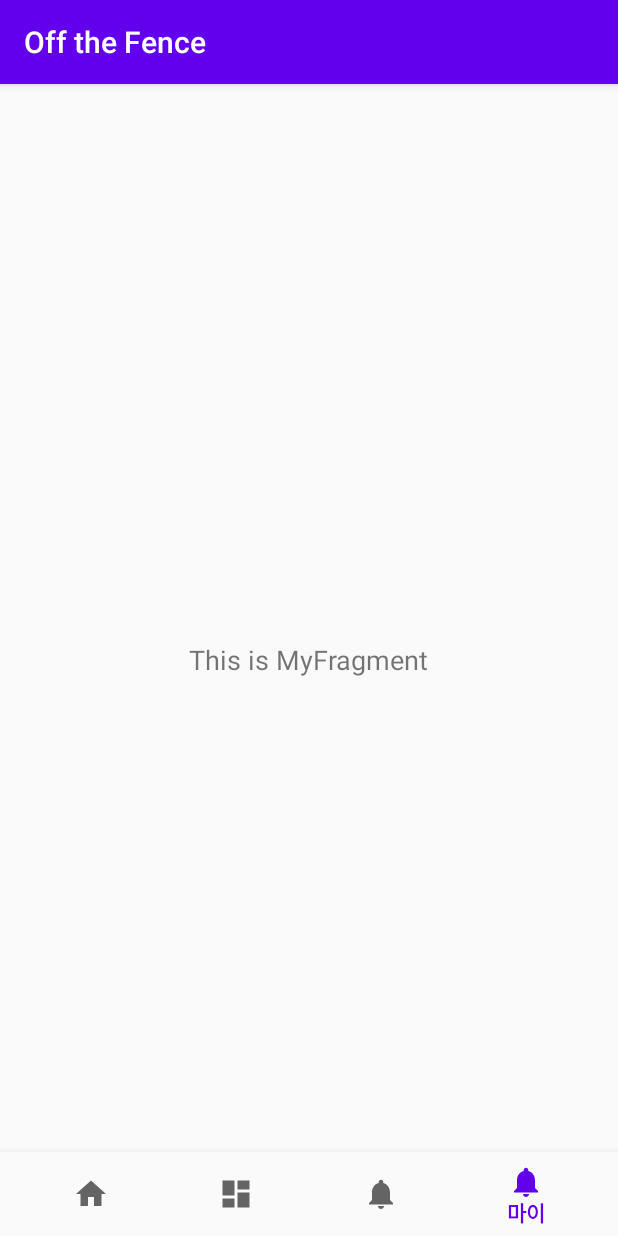
After one commit to sj0919/OTF, an Android app: the MyFragment screen opened through its navigation route, on a phone screen of 412 x 824 dp. The commit adds this screen. Run offline under Robolectric (Android 15) with nearby library versions, the phone set to English and light mode, and no system bars; our stand-ins replace navigation-ui.

Commit message:
네비게이션바 수정

```diff
--- a/app/src/main/java/com/example/week1/MainActivity.kt
+++ b/app/src/main/java/com/example/week1/MainActivity.kt
@@ -29,9 +29,8 @@ class MainActivity : AppCompatActivity() {
         // menu should be considered as top level destinations.
         val appBarConfiguration = AppBarConfiguration(
             setOf(
-                R.id.navigation_home, R.id.navigation_dashboard, R.id.navigation_notifications
+                R.id.navigation_home, R.id.navigation_dashboard, R.id.navigation_notifications, R.id.navigation_my)
             )
-        )
         setupActionBarWithNavController(navController, appBarConfiguration)
         navView.setupWithNavController(navController)
     }
--- /dev/null
+++ b/app/src/main/java/com/example/week1/ui/my/MyFragment.kt
@@ -0,0 +1,42 @@
+package com.example.week1.ui.my
+
+import android.os.Bundle
+import android.view.LayoutInflater
+import android.view.View
+import android.view.ViewGroup
+import android.widget.TextView
+import androidx.fragment.app.Fragment
+import androidx.lifecycle.ViewModelProvider
+import com.example.week1.databinding.FragmentMyBinding
+
+class MyFragment : Fragment() {
+
+    private var _binding: FragmentMyBinding? = null
+
+    // This property is only valid between onCreateView and
+    // onDestroyView.
+    private val binding get() = _binding!!
+
+    override fun onCreateView(
+        inflater: LayoutInflater,
+        container: ViewGroup?,
+        savedInstanceState: Bundle?
+    ): View {
+        val notificationsViewModel =
+            ViewModelProvider(this).get(MyViewModel::class.java)
+
+        _binding = FragmentMyBinding.inflate(inflater, container, false)
+        val root: View = binding.root
+
+        val textView: TextView = binding.textMy
+        notificationsViewModel.text.observe(viewLifecycleOwner) {
+            textView.text = it
+        }
+        return root
+    }
+
+    override fun onDestroyView() {
+        super.onDestroyView()
+        _binding = null
+    }
+}
--- /dev/null
+++ b/app/src/main/java/com/example/week1/ui/my/MyViewModel.kt
@@ -0,0 +1,13 @@
+package com.example.week1.ui.my
+
+import androidx.lifecycle.LiveData
+import androidx.lifecycle.MutableLiveData
+import androidx.lifecycle.ViewModel
+
+class MyViewModel : ViewModel() {
+
+    private val _text = MutableLiveData<String>().apply {
+        value = "This is MyFragment"
+    }
+    val text: LiveData<String> = _text
+}
--- /dev/null
+++ b/app/src/main/res/layout/fragment_my.xml
@@ -0,0 +1,15 @@
+<?xml version="1.0" encoding="utf-8"?>
+<LinearLayout xmlns:android="http://schemas.android.com/apk/res/android"
+    android:layout_width="match_parent"
+    android:layout_height="match_parent"
+    android:orientation="vertical"
+    android:gravity="center"
+    android:padding="16dp">
+
+    <TextView
+        android:id="@+id/text_my"
+        android:layout_width="wrap_content"
+        android:layout_height="wrap_content"
+        android:text="Default Text"
+        android:textSize="18sp" />
+</LinearLayout>
--- a/app/src/main/res/menu/bottom_nav_menu.xml
+++ b/app/src/main/res/menu/bottom_nav_menu.xml
@@ -16,4 +16,9 @@
         android:icon="@drawable/ic_notifications_black_24dp"
         android:title="@string/title_notifications" />
 
+    <item
+        android:id="@+id/navigation_my"
+        android:icon="@drawable/ic_notifications_black_24dp"
+        android:title="@string/title_my" />
+
 </menu>
--- a/app/src/main/res/navigation/mobile_navigation.xml
+++ b/app/src/main/res/navigation/mobile_navigation.xml
@@ -22,4 +22,11 @@
         android:name="com.example.week1.ui.notifications.NotificationsFragment"
         android:label="@string/app_name"
         tools:layout="@layout/fragment_notifications" />
+
+    <fragment
+        android:id="@+id/navigation_my"
+        android:name="com.example.week1.ui.my.MyFragment"
+        android:label="@string/app_name"
+        tools:layout="@layout/fragment_my" />
+
 </navigation>
--- a/app/src/main/res/values/strings.xml
+++ b/app/src/main/res/values/strings.xml
@@ -3,5 +3,6 @@
     <string name="title_home">홈</string>
     <string name="title_dashboard">티켓</string>
     <string name="title_notifications">지도</string>
+    <string name="title_my">마이</string>
     <string name="save">저장</string>
 </resources>
```
